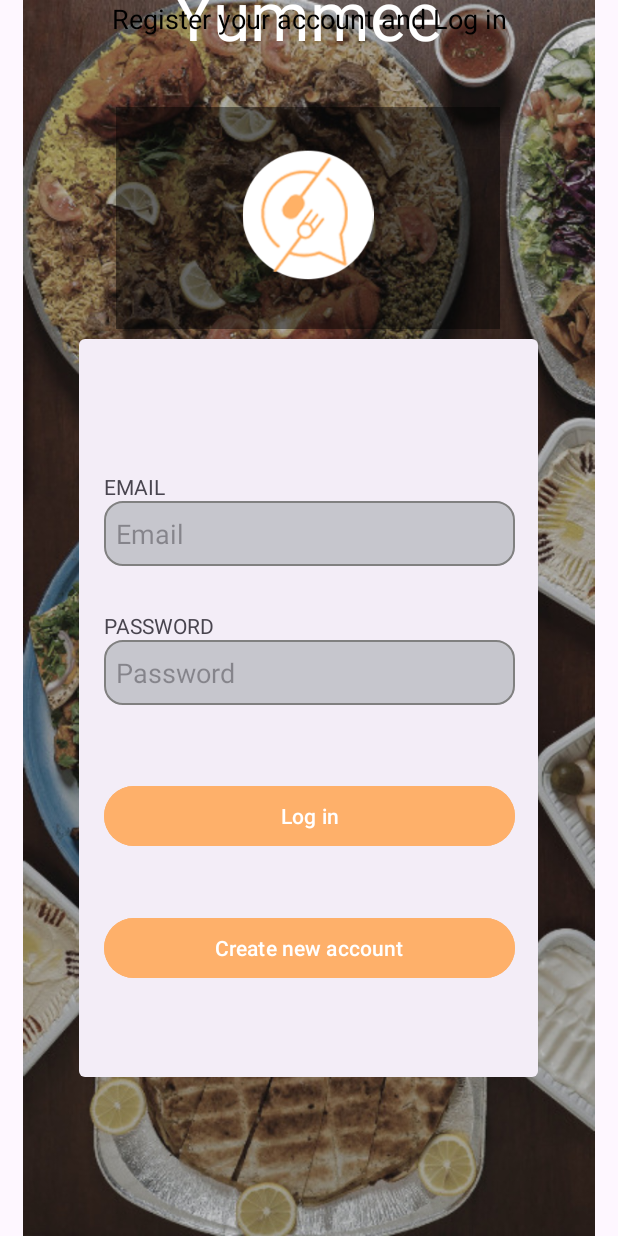
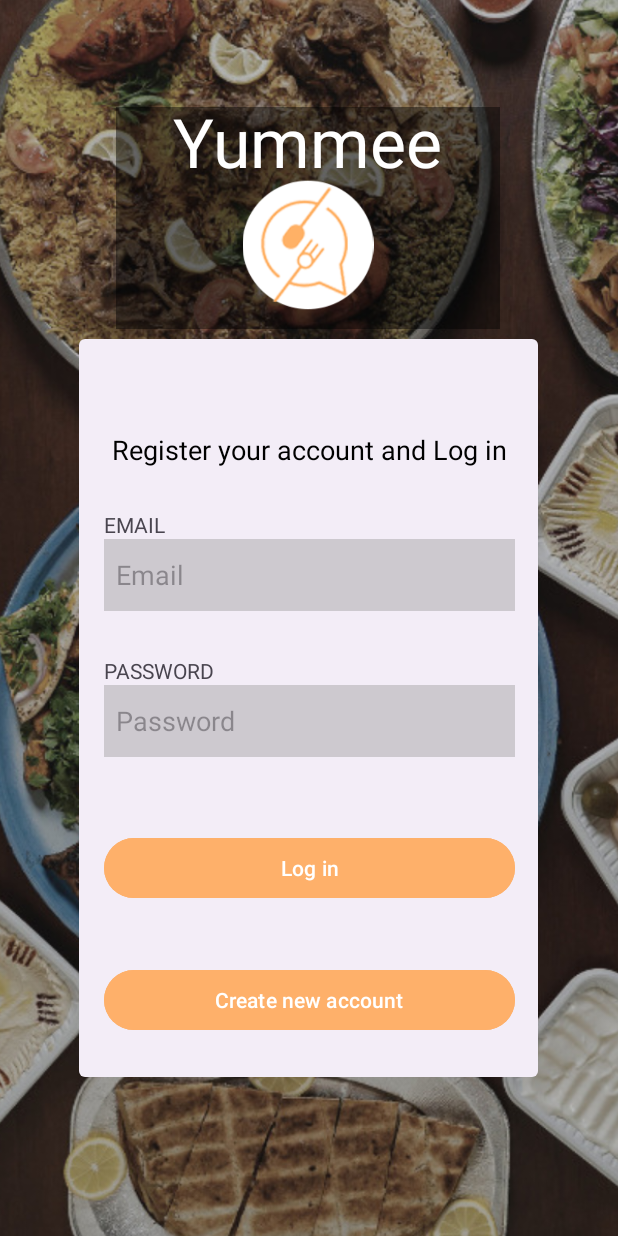
Before and after one commit to Majoissa/RecipesApp, an Android app: the screen it shows after launch (LoginActivity), after a tap on "Log in", on a phone screen of 412 x 824 dp. Run offline under Robolectric (Android 15) with nearby library versions, the phone set to English and light mode, and no system bars; our stand-ins replace Firebase (no records; nobody signed in at launch, a user with empty details on screens opened directly); Roboto replaces fonts that are not available here.

Commit message:
splashscreen link to login activity now works

```diff
--- a/app/src/main/java/com/majoissa/yummee/LoginActivity.java
+++ b/app/src/main/java/com/majoissa/yummee/LoginActivity.java
@@ -1,25 +1,21 @@
 package com.majoissa.yummee;
 
-import androidx.appcompat.app.AppCompatActivity;
 import android.content.Intent;
 import android.os.Bundle;
-import android.view.View;
 import android.widget.Button;
 import android.widget.EditText;
 import android.widget.TextView;
 import android.widget.Toast;
-import com.google.android.gms.tasks.OnCompleteListener;
-import com.google.android.gms.tasks.Task;
+
+import androidx.appcompat.app.AppCompatActivity;
+
 import com.google.firebase.auth.FirebaseAuth;
 import com.google.firebase.auth.FirebaseUser;
-import com.google.firebase.auth.AuthResult;
 
 public class LoginActivity extends AppCompatActivity {
 
     private EditText editTextEmail;
     private EditText editTextPassword;
-    private Button buttonLogin;
-    private TextView textViewCreateAccount;
 
     private FirebaseAuth mAuth;
 
@@ -30,22 +26,18 @@ public class LoginActivity extends AppCompatActivity {
 
         editTextEmail = findViewById(R.id.editText);
         editTextPassword = findViewById(R.id.editTextPassword);
-        buttonLogin = findViewById(R.id.button);
-        textViewCreateAccount = findViewById(R.id.button2);
+        Button buttonLogin = findViewById(R.id.button);
+        TextView textViewCreateAccount = findViewById(R.id.button2);
 
         mAuth = FirebaseAuth.getInstance();
 
-        buttonLogin.setOnClickListener(new View.OnClickListener() {
-            @Override
-            public void onClick(View view) {
+        buttonLogin.setOnClickListener(view -> {
             String email = editTextEmail.getText().toString();
             String password = editTextPassword.getText().toString();
 
             // Iniciar sesión con Firebase
             mAuth.signInWithEmailAndPassword(email, password)
-                        .addOnCompleteListener(LoginActivity.this, new OnCompleteListener<AuthResult>() {
-                            @Override
-                            public void onComplete(Task<AuthResult> task) {
+                    .addOnCompleteListener(LoginActivity.this, task -> {
                         if (task.isSuccessful()) {
                             // Inicio de sesión exitoso, redirigir a la actividad principal o realizar otras acciones
                             FirebaseUser user = mAuth.getCurrentUser();
@@ -57,18 +49,13 @@ public class LoginActivity extends AppCompatActivity {
                             // Error en el inicio de sesión
                             Toast.makeText(LoginActivity.this, "Error en el inicio de sesión", Toast.LENGTH_SHORT).show();
                         }
-                            }
                     });
-            }
         });
 
-        textViewCreateAccount.setOnClickListener(new View.OnClickListener() {
-            @Override
-            public void onClick(View view) {
+        textViewCreateAccount.setOnClickListener(view -> {
             // Redirigir a la actividad de registro
             Intent intent = new Intent(LoginActivity.this, RegisterActivity.class);
             startActivity(intent);
-            }
         });
     }
 }
--- a/app/src/main/java/com/majoissa/yummee/SplashScreen.java
+++ b/app/src/main/java/com/majoissa/yummee/SplashScreen.java
@@ -3,6 +3,8 @@ package com.majoissa.yummee;
 import android.content.Intent;
 import android.os.Bundle;
 import android.os.Handler;
+import android.widget.Toast;
+
 import androidx.annotation.Nullable;
 import androidx.appcompat.app.AppCompatActivity;
 
@@ -14,16 +16,15 @@ public class SplashScreen extends AppCompatActivity {
     protected void onCreate(@Nullable Bundle savedInstanceState) {
         super.onCreate(savedInstanceState);
         setContentView(R.layout.splashscreen_activity);
-
         // Crear una intención para la LoginActivity
         Intent intent = new Intent(this, LoginActivity.class);
-
-        new Handler().postDelayed(new Runnable() {
+        Toast.makeText(this, "Esto funciona", Toast.LENGTH_LONG).show();
+       new Handler().postDelayed(new Runnable() {
             @Override
             public void run() {
                 // Iniciar LoginActivity y mostrar activity_login.xml
                 startActivity(intent);
-                finish(); // Cierra el SplashScreen
+                //finish(); // Cierra el SplashScreen
             }
         }, SPLASH_DURATION);
     }
--- a/app/src/main/res/drawable/edittext_background.xml
+++ /dev/null
@@ -1,7 +0,0 @@
-<shape xmlns:android="http://schemas.android.com/apk/res/android">
-    <solid android:color="@color/material_dynamic_neutral80" />
-    <corners android:radius="12dp" />
-    <stroke
-        android:width="1dp"
-    android:color="#808080" />
-</shape>
--- a/app/src/main/res/layout/activity_login.xml
+++ b/app/src/main/res/layout/activity_login.xml
@@ -8,8 +8,8 @@
 
     <ImageView
         android:id="@+id/imageView3"
-        android:layout_width="match_parent"
-        android:layout_height="match_parent"
+        android:layout_width="433dp"
+        android:layout_height="926dp"
         app:layout_constraintBottom_toBottomOf="parent"
         app:layout_constraintEnd_toEndOf="parent"
         app:layout_constraintStart_toStartOf="parent"
@@ -38,12 +38,12 @@
         android:text="Yummee"
         android:textAppearance="@style/TextAppearance.AppCompat.Display2"
         android:textColor="@color/white"
-        app:layout_constraintBottom_toTopOf="@+id/textView2"
+        app:layout_constraintBottom_toBottomOf="parent"
         app:layout_constraintEnd_toEndOf="parent"
         app:layout_constraintHorizontal_bias="0.497"
         app:layout_constraintStart_toStartOf="parent"
         app:layout_constraintTop_toTopOf="parent"
-        app:layout_constraintVertical_bias="0.355" />
+        app:layout_constraintVertical_bias="0.084" />
 
     <ImageView
         android:id="@+id/imageView7"
@@ -65,20 +65,22 @@
         android:text="Register your account and Log in"
         android:textAppearance="@style/TextAppearance.AppCompat.Medium"
         android:textColor="@color/black"
+        app:layout_constraintBottom_toBottomOf="@+id/imageView3"
         app:layout_constraintEnd_toEndOf="parent"
         app:layout_constraintStart_toStartOf="parent"
-        tools:layout_editor_absoluteY="294dp" />
+        app:layout_constraintTop_toTopOf="parent"
+        app:layout_constraintVertical_bias="0.338" />
 
     <ImageView
         android:id="@+id/imageView8"
         android:layout_width="88dp"
         android:layout_height="87dp"
-        app:layout_constraintBottom_toTopOf="@+id/imageView7"
+        app:layout_constraintBottom_toBottomOf="parent"
         app:layout_constraintEnd_toEndOf="parent"
         app:layout_constraintHorizontal_bias="0.498"
         app:layout_constraintStart_toStartOf="parent"
         app:layout_constraintTop_toTopOf="parent"
-        app:layout_constraintVertical_bias="0.718"
+        app:layout_constraintVertical_bias="0.162"
         app:srcCompat="@drawable/logo_app" />
 
     <LinearLayout
@@ -103,10 +105,10 @@
 
         <EditText
             android:id="@+id/editText"
+            android:background="#618F8E8E"
             android:layout_width="match_parent"
-            android:layout_height="43dp"
+            android:layout_height="48dp"
             android:layout_marginBottom="30dp"
-            android:background="@drawable/edittext_background"
             android:hint="Email"
             android:padding="8dp" />
 
@@ -120,10 +122,10 @@
         <EditText
             android:id="@+id/editTextPassword"
             android:layout_width="match_parent"
-            android:layout_height="43dp"
+            android:layout_height="48dp"
             android:layout_marginBottom="30dp"
-            android:background="@drawable/edittext_background"
             android:hint="Password"
+            android:background="#618F8E8E"
             android:inputType="textPassword"
             android:padding="8dp" />
 
--- a/app/src/main/res/layout/register_activity.xml
+++ b/app/src/main/res/layout/register_activity.xml
@@ -8,8 +8,8 @@
 
     <ImageView
         android:id="@+id/imageView"
-        android:layout_width="match_parent"
-        android:layout_height="match_parent"
+        android:layout_width="427dp"
+        android:layout_height="928dp"
         app:layout_constraintBottom_toBottomOf="parent"
         app:layout_constraintEnd_toEndOf="parent"
         app:layout_constraintStart_toStartOf="parent"
@@ -52,12 +52,12 @@
         android:layout_marginTop="75dp"
         android:layout_marginBottom="136dp"
         android:background="#FFFFFF"
-        android:tint="#FFFFFF"
         app:layout_constraintBottom_toBottomOf="parent"
         app:layout_constraintEnd_toEndOf="parent"
         app:layout_constraintStart_toStartOf="parent"
         app:layout_constraintTop_toBottomOf="@+id/textView2"
-        tools:srcCompat="@tools:sample/avatars" />
+        tools:srcCompat="@tools:sample/avatars"
+        app:tint="#FFFFFF" />
 
     <TextView
         android:id="@+id/textView3"
@@ -88,12 +88,13 @@
     <EditText
         android:id="@+id/editTextTextEmailAddress"
         android:layout_width="316dp"
-        android:layout_height="32dp"
+        android:layout_height="48dp"
         android:layout_marginStart="24dp"
         android:layout_marginEnd="37dp"
         android:layout_marginBottom="160dp"
         android:background="#618F8E8E"
         android:ems="10"
+        android:hint="Email"
         android:inputType="textEmailAddress"
         android:textColor="#000000"
         app:layout_constraintBottom_toTopOf="@+id/button"
@@ -104,12 +105,13 @@
     <EditText
         android:id="@+id/editTextTextPassword"
         android:layout_width="317dp"
-        android:layout_height="31dp"
+        android:layout_height="48dp"
         android:layout_marginStart="23dp"
         android:layout_marginEnd="37dp"
         android:layout_marginBottom="48dp"
         android:background="#618F8E8E"
         android:ems="10"
+        android:hint="+ 8 characters password"
         android:inputType="textPassword"
         android:textColor="#000000"
         app:layout_constraintBottom_toTopOf="@+id/button"
```
Lines whose indentation alone changed are shown as unchanged.
